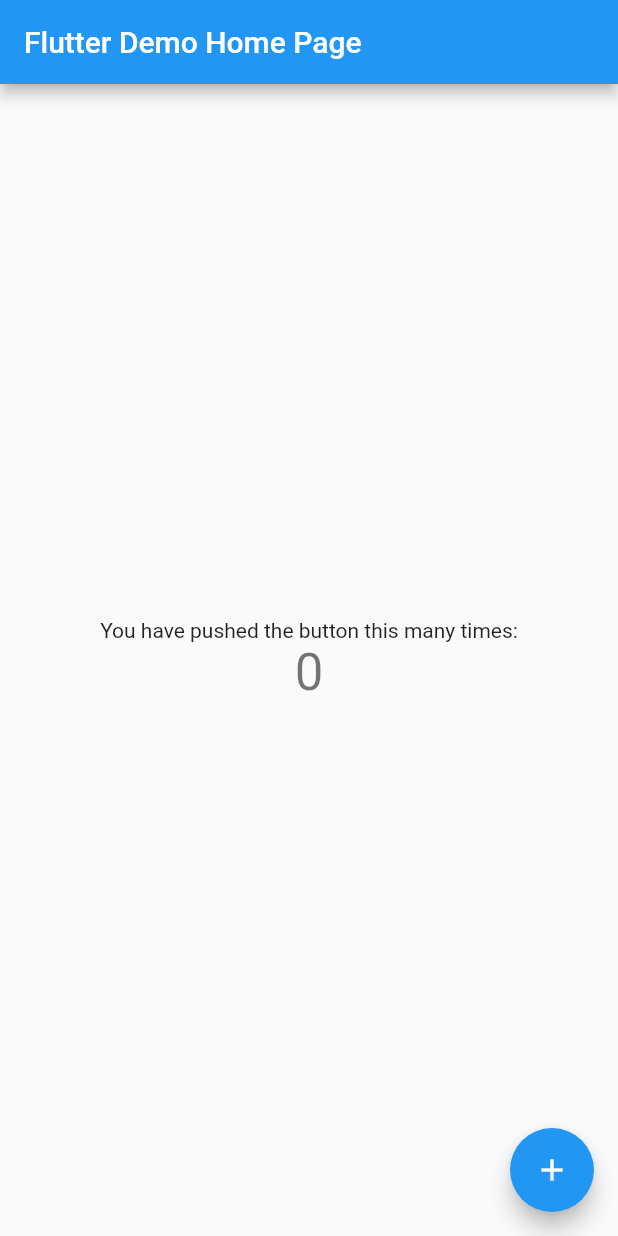
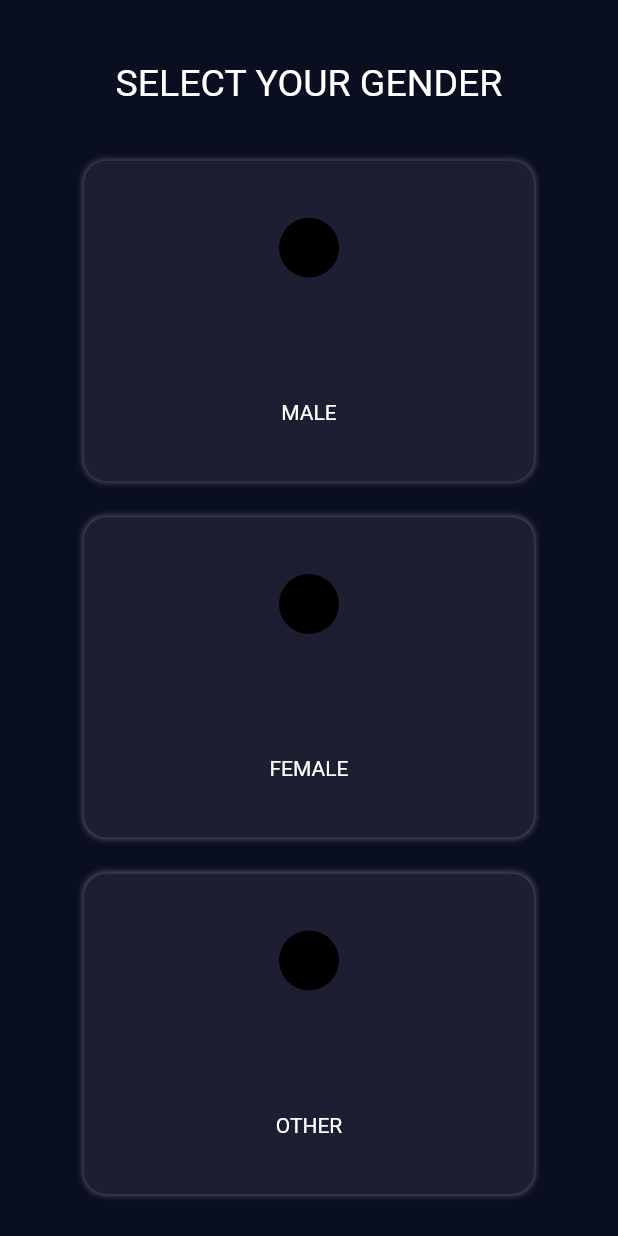
Before and after one commit to if3chi/FlutterInAction, a Flutter app: the screen it shows after launch, on a phone screen of 412 x 824 dp. Run offline on Flutter 3.47's test engine with Material 2 defaults, Android fonts, the phone set to English and light mode, and no system bars.

Commit message:
Added app icon and created the gender select page.

```diff
--- a/bmi_calculator/lib/main.dart
+++ b/bmi_calculator/lib/main.dart
@@ -1,117 +1,15 @@
+import 'package:bmi_calculator/screens/gender_select.dart';
+import 'package:bmi_calculator/utilities/constants.dart';
 import 'package:flutter/material.dart';
 
 void main() {
-  runApp(MyApp());
+  runApp(
+    MaterialApp(
+      title: 'BMI Calculator',
+      theme: ThemeData.dark().copyWith(
+        scaffoldBackgroundColor: kPrimary,
+      ),
+      home: GenderSelect(),
+    ),
+  );
 }
-
-class MyApp extends StatelessWidget {
-  // This widget is the root of your application.
-  @override
-  Widget build(BuildContext context) {
-    return MaterialApp(
-      title: 'Flutter Demo',
-      theme: ThemeData(
-        // This is the theme of your application.
-        //
-        // Try running your application with "flutter run". You'll see the
-        // application has a blue toolbar. Then, without quitting the app, try
-        // changing the primarySwatch below to Colors.green and then invoke
-        // "hot reload" (press "r" in the console where you ran "flutter run",
-        // or simply save your changes to "hot reload" in a Flutter IDE).
-        // Notice that the counter didn't reset back to zero; the application
-        // is not restarted.
-        primarySwatch: Colors.blue,
-        // This makes the visual density adapt to the platform that you run
-        // the app on. For desktop platforms, the controls will be smaller and
-        // closer together (more dense) than on mobile platforms.
-        visualDensity: VisualDensity.adaptivePlatformDensity,
-      ),
-      home: MyHomePage(title: 'Flutter Demo Home Page'),
-    );
-  }
-}
-
-class MyHomePage extends StatefulWidget {
-  MyHomePage({Key key, this.title}) : super(key: key);
-
-  // This widget is the home page of your application. It is stateful, meaning
-  // that it has a State object (defined below) that contains fields that affect
-  // how it looks.
-
-  // This class is the configuration for the state. It holds the values (in this
-  // case the title) provided by the parent (in this case the App widget) and
-  // used by the build method of the State. Fields in a Widget subclass are
-  // always marked "final".
-
-  final String title;
-
-  @override
-  _MyHomePageState createState() => _MyHomePageState();
-}
-
-class _MyHomePageState extends State<MyHomePage> {
-  int _counter = 0;
-
-  void _incrementCounter() {
-    setState(() {
-      // This call to setState tells the Flutter framework that something has
-      // changed in this State, which causes it to rerun the build method below
-      // so that the display can reflect the updated values. If we changed
-      // _counter without calling setState(), then the build method would not be
-      // called again, and so nothing would appear to happen.
-      _counter++;
-    });
-  }
-
-  @override
-  Widget build(BuildContext context) {
-    // This method is rerun every time setState is called, for instance as done
-    // by the _incrementCounter method above.
-    //
-    // The Flutter framework has been optimized to make rerunning build methods
-    // fast, so that you can just rebuild anything that needs updating rather
-    // than having to individually change instances of widgets.
-    return Scaffold(
-      appBar: AppBar(
-        // Here we take the value from the MyHomePage object that was created by
-        // the App.build method, and use it to set our appbar title.
-        title: Text(widget.title),
-      ),
-      body: Center(
-        // Center is a layout widget. It takes a single child and positions it
-        // in the middle of the parent.
-        child: Column(
-          // Column is also a layout widget. It takes a list of children and
-          // arranges them vertically. By default, it sizes itself to fit its
-          // children horizontally, and tries to be as tall as its parent.
-          //
-          // Invoke "debug painting" (press "p" in the console, choose the
-          // "Toggle Debug Paint" action from the Flutter Inspector in Android
-          // Studio, or the "Toggle Debug Paint" command in Visual Studio Code)
-          // to see the wireframe for each widget.
-          //
-          // Column has various properties to control how it sizes itself and
-          // how it positions its children. Here we use mainAxisAlignment to
-          // center the children vertically; the main axis here is the vertical
-          // axis because Columns are vertical (the cross axis would be
-          // horizontal).
-          mainAxisAlignment: MainAxisAlignment.center,
-          children: <Widget>[
-            Text(
-              'You have pushed the button this many times:',
-            ),
-            Text(
-              '$_counter',
-              style: Theme.of(context).textTheme.headline4,
-            ),
-          ],
-        ),
-      ),
-      floatingActionButton: FloatingActionButton(
-        onPressed: _incrementCounter,
-        tooltip: 'Increment',
-        child: Icon(Icons.add),
-      ), // This trailing comma makes auto-formatting nicer for build methods.
-    );
-  }
-}
--- /dev/null
+++ b/bmi_calculator/lib/screens/gender_select.dart
@@ -0,0 +1,47 @@
+import 'package:flutter/material.dart';
+import 'package:bmi_calculator/utilities/cardWidget.dart';
+
+class GenderSelect extends StatelessWidget {
+  Widget build(BuildContext context) => Scaffold(
+        body: SafeArea(
+          child: Padding(
+            padding: const EdgeInsets.all(16.0),
+            child: Column(
+              crossAxisAlignment: CrossAxisAlignment.stretch,
+              children: [
+                Expanded(
+                  flex: 1,
+                  child: Container(
+                    padding: EdgeInsets.all(10.0),
+                    alignment: Alignment.center,
+                    child: Text(
+                      'Select your Gender'.toUpperCase(),
+                      // textAlign: TextAlign.center,
+                      style: TextStyle(fontSize: 25),
+                    ),
+                  ),
+                ),
+                Expanded(
+                  flex: 3,
+                  child: CardWidget(
+                    label: 'MALE',
+                  ),
+                ),
+                Expanded(
+                  flex: 3,
+                  child: CardWidget(
+                    label: 'FeMALE',
+                  ),
+                ),
+                Expanded(
+                  flex: 3,
+                  child: CardWidget(
+                    label: 'Other',
+                  ),
+                ),
+              ],
+            ),
+          ),
+        ),
+      );
+}
--- /dev/null
+++ b/bmi_calculator/lib/utilities/cardWidget.dart
@@ -0,0 +1,40 @@
+import 'package:bmi_calculator/utilities/constants.dart';
+import 'package:flutter/material.dart';
+
+class CardWidget extends StatelessWidget {
+  final String label;
+  final img;
+
+  CardWidget({this.label, this.img});
+
+  @override
+  Widget build(BuildContext context) {
+    return Container(
+      margin: EdgeInsets.fromLTRB(40, 12, 40, 12),
+      decoration: BoxDecoration(
+        borderRadius: BorderRadius.circular(15.0),
+        color: kBlue,
+        boxShadow: [
+          BoxShadow(
+            color: Colors.grey.withOpacity(0.5),
+            spreadRadius: 0.5,
+            blurRadius: 3,
+            offset: Offset(0, 0),
+          ),
+        ],
+      ),
+      child: Column(
+        mainAxisAlignment: MainAxisAlignment.spaceEvenly,
+        children: [
+          CircleAvatar(),
+          SizedBox(
+            height: 6,
+          ),
+          Text(
+            label.toUpperCase(),
+          ),
+        ],
+      ),
+    );
+  }
+}
--- /dev/null
+++ b/bmi_calculator/lib/utilities/constants.dart
@@ -0,0 +1,5 @@
+import 'package:flutter/material.dart';
+
+// Colors
+final Color kPrimary = Color(0xff0a0e21);
+final Color kBlue = Color(0xff1e1e33);
```
Also changed, not shown: 35 other files.
